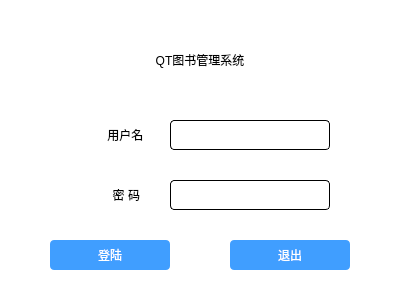
Before: the Qt Designer form cell/dialog_login.ui in BAOfanTing/QT_LibraryManage, drawn with Qt 5.
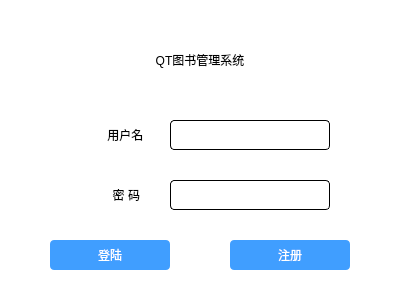
After: the same form once the commit is applied.

Commit message: 注册接口

What changed in the file:
```diff
--- a/cell/dialog_login.ui
+++ b/cell/dialog_login.ui
@@ -85,7 +85,7 @@
          </size>
         </property>
         <property name="text">
-         <string>退出</string>
+         <string>注册</string>
         </property>
        </widget>
       </item>
```
Left out of the diff: 2 changed lines with no effect on the pictures. The commit also changes 12 other files.
